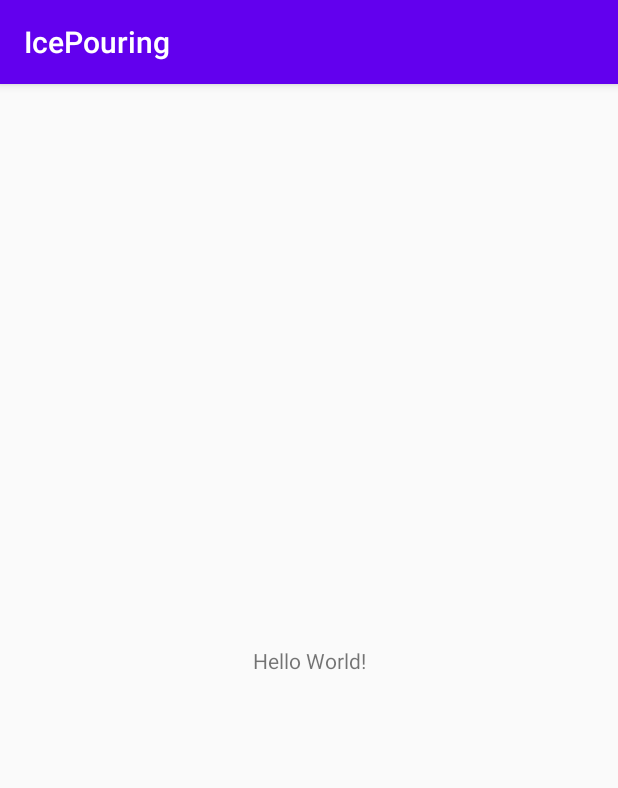
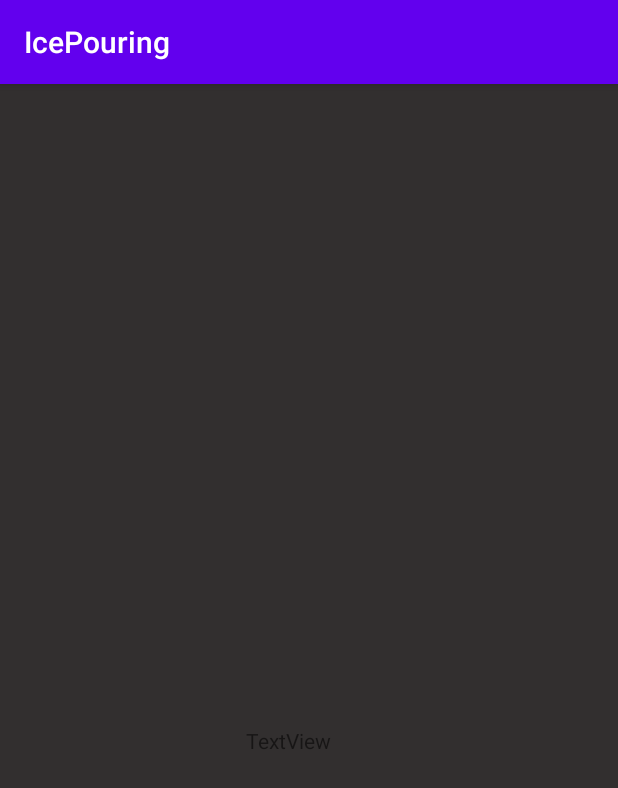
Before and after one commit to SharyfIsmail/ice-pouring-machine, an Android app: the screen it shows after launch (MainActivity), on a phone screen of 412 x 824 dp. Shown: the top 788 px of the screen. Run offline under Robolectric (Android 15) with nearby library versions, the phone set to English and light mode, and no system bars; our stand-ins replace data binding; 10 statements that could not run were skipped.

```diff
--- a/app/src/main/AndroidManifest.xml
+++ b/app/src/main/AndroidManifest.xml
@@ -12,9 +12,12 @@
         <activity android:name=".activities.MainActivity">
             <intent-filter>
                 <action android:name="android.intent.action.MAIN" />
-
                 <category android:name="android.intent.category.LAUNCHER" />
+                <action android:name="android.hardware.usb.action.USB_DEVICE_ATTACHED" />
             </intent-filter>
+            <meta-data
+                android:name="android.hardware.usb.action.USB_DEVICE_ATTACHED"
+                android:resource="@xml/device_filter" />
         </activity>
     </application>
 
--- a/app/src/main/java/com/oim/icepouring/activities/MainActivity.java
+++ b/app/src/main/java/com/oim/icepouring/activities/MainActivity.java
@@ -1,33 +1,99 @@
 package com.oim.icepouring.activities;
 
 import androidx.appcompat.app.AppCompatActivity;
+import androidx.databinding.DataBindingUtil;
+import androidx.databinding.Observable;
 
 import android.os.Bundle;
+import android.view.View;
 
 import com.oim.icepouring.R;
+import com.oim.icepouring.batteryModule.model.BatteryDataMonitor;
+import com.oim.icepouring.databinding.ActivityMainBinding;
+import com.oim.icepouring.thread.ReceiveThread;
 import com.oim.icepouring.usb.UsbConnector;
+
+import java.io.IOException;
 
 public class MainActivity extends AppCompatActivity {
 
     private UsbConnector usbConnector;
+    private BatteryDataMonitor batteryDataMonitor;
+    private ReceiveThread receiveThread;
+    private ActivityMainBinding activityMainBinding;
+private static int i = 0;
     @Override
     protected void onCreate(Bundle savedInstanceState) {
         super.onCreate(savedInstanceState);
-        setContentView(R.layout.activity_main);
+        activityMainBinding = DataBindingUtil.setContentView(this, R.layout.activity_main);
+        batteryDataMonitor = new BatteryDataMonitor();
+
+        receiveThread = new ReceiveThread(batteryDataMonitor);
+        activityMainBinding.setBattery0810FFFFModel(batteryDataMonitor.getBattery_0810FFFF_model());
+        activityMainBinding.setBatteryState0C07F301Model(batteryDataMonitor.getBatteryState_0C07F301_model());
+        activityMainBinding.setContactors0CFEF301Model(batteryDataMonitor.getContactors_0CFEF301_model());
+
+        View decorView = getWindow().getDecorView();
+        int uiOptions = View.SYSTEM_UI_FLAG_HIDE_NAVIGATION
+                | View.SYSTEM_UI_FLAG_FULLSCREEN;
+        decorView.setSystemUiVisibility(uiOptions);
+
         usbConnector = new UsbConnector(this);
         try {
             usbConnector.connect();
+
         } catch (Exception e) {
             e.printStackTrace();
         }
+
     }
     @Override
     protected void onResume() {
         super.onResume();
+        receiveThread.setDaemon(true);
+        receiveThread.setUnitIdMapper(batteryDataMonitor.getDataModel());
+        batteryDataMonitor.getContactors_0CFEF301_model().getGroundState().addOnPropertyChangedCallback(new Observable.OnPropertyChangedCallback() {
+            @Override
+            public void onPropertyChanged(Observable sender, int propertyId) {
+
+            }
+        });
+        batteryDataMonitor.getBatteryState_0C07F301_model().getBatteryStatus().addOnPropertyChangedCallback(new Observable.OnPropertyChangedCallback() {
+            @Override
+            public void onPropertyChanged(Observable sender, int propertyId) {
+
+            }
+        });
+        batteryDataMonitor.getBattery_0810FFFF_model().getSoc().addOnPropertyChangedCallback(new Observable.OnPropertyChangedCallback() {
+            @Override
+            public void onPropertyChanged(Observable sender, int propertyId) {
+                runOnUiThread(new Runnable() {
+
+                    @Override
+                    public void run() {
+
+
+
+                    }
+                });
+
+            }
+        });
+        receiveThread.start();
     }
     @Override
     protected  void onPause()
     {
     super.onPause();
     }
+    @Override
+    protected void onDestroy(){
+        try {
+            usbConnector.closeConnection();
+            super.onDestroy();
+        } catch (IOException e) {
+            e.printStackTrace();
+        }
+
+    }
 }
--- a/app/src/main/java/com/oim/icepouring/batteryModule/model/BatteryState_0C07F301_Model.java
+++ b/app/src/main/java/com/oim/icepouring/batteryModule/model/BatteryState_0C07F301_Model.java
@@ -9,6 +9,15 @@ import com.oim.icepouring.can.candata.DataFromDeviceModel;
 public class BatteryState_0C07F301_Model implements DataFromDeviceModel {
     private BatteryState_0C07F301 batteryState_0C07F301;
     private ObservableField<String> batteryStatus ;
+
+    public ObservableField<String> getBatteryStatus() {
+        return batteryStatus;
+    }
+
+    public void setBatteryStatus(ObservableField<String> batteryStatus) {
+        this.batteryStatus = batteryStatus;
+    }
+
     public BatteryState_0C07F301_Model()
     {
         batteryState_0C07F301 = new BatteryState_0C07F301();
--- a/app/src/main/java/com/oim/icepouring/batteryModule/model/Battery_0810FFFF_Model.java
+++ b/app/src/main/java/com/oim/icepouring/batteryModule/model/Battery_0810FFFF_Model.java
@@ -10,12 +10,53 @@ import com.oim.icepouring.can.candata.DataFromDeviceModel;
 
 public class Battery_0810FFFF_Model implements DataFromDeviceModel
 {
+    private int i = 0;
     private Battery_0810FFFF battery_0810FFFF;
     private ObservableInt current ;
     private ObservableShort soc;
     private ObservableShort maxTemp;
     private ObservableShort minTemp;
     private ObservableFloat totalBatteryVoltage;
+
+    public ObservableInt getCurrent() {
+        return current;
+    }
+
+    public void setCurrent(ObservableInt current) {
+        this.current = current;
+    }
+
+    public ObservableShort getSoc() {
+        return soc;
+    }
+
+    public void setSoc(ObservableShort soc) {
+        this.soc = soc;
+    }
+
+    public ObservableShort getMaxTemp() {
+        return maxTemp;
+    }
+
+    public void setMaxTemp(ObservableShort maxTemp) {
+        this.maxTemp = maxTemp;
+    }
+
+    public ObservableShort getMinTemp() {
+        return minTemp;
+    }
+
+    public void setMinTemp(ObservableShort minTemp) {
+        this.minTemp = minTemp;
+    }
+
+    public ObservableFloat getTotalBatteryVoltage() {
+        return totalBatteryVoltage;
+    }
+
+    public void setTotalBatteryVoltage(ObservableFloat totalBatteryVoltage) {
+        this.totalBatteryVoltage = totalBatteryVoltage;
+    }
 
     public Battery_0810FFFF_Model()
     {
--- a/app/src/main/java/com/oim/icepouring/thread/ReceiveThread.java
+++ b/app/src/main/java/com/oim/icepouring/thread/ReceiveThread.java
@@ -1,5 +1,6 @@
 package com.oim.icepouring.thread;
 
+import com.oim.icepouring.batteryModule.model.BatteryDataMonitor;
 import com.oim.icepouring.can.Can;
 import com.oim.icepouring.can.candata.DataFromDeviceModel;
 import com.oim.icepouring.usb.UsbCan;
@@ -13,15 +14,16 @@ import java.util.Objects;
 
 public class ReceiveThread extends Thread {
 
+
     private Map<Integer, DataFromDeviceModel> canPackage ;
     private UsbConnector usbConnector ;
-
+private BatteryDataMonitor batteryDataMonitor;
+    public ReceiveThread(BatteryDataMonitor batteryDataMonitor)
+    {
+        this.batteryDataMonitor = batteryDataMonitor;
+    }
     public Map<Integer, DataFromDeviceModel> getCanPackage() {
         return canPackage;
-    }
-
-    public void setCanPackage(Map<Integer, DataFromDeviceModel> canPackage) {
-        this.canPackage = canPackage;
     }
 
     public UsbConnector getUsbConnector() {
@@ -32,9 +34,10 @@ public class ReceiveThread extends Thread {
         this.usbConnector = usbConnector;
     }
 
+
     @Override
-    public void run()
-    {
+    public void run() {
+
         if(usbConnector.getUsbConnection() != null) {
             byte[] receiveBuffer = new byte[512];
             while (!isInterrupted()) {
--- a/app/src/main/res/layout/activity_main.xml
+++ b/app/src/main/res/layout/activity_main.xml
@@ -1,18 +1,55 @@
 <?xml version="1.0" encoding="utf-8"?>
-<androidx.constraintlayout.widget.ConstraintLayout xmlns:android="http://schemas.android.com/apk/res/android"
-    xmlns:app="http://schemas.android.com/apk/res-auto"
+<layout  xmlns:app="http://schemas.android.com/apk/res-auto"
     xmlns:tools="http://schemas.android.com/tools"
+    xmlns:android="http://schemas.android.com/apk/res/android">
+    <data>
+    <variable
+        name="battery_0810FFFF_Model"
+        type="com.oim.icepouring.batteryModule.model.Battery_0810FFFF_Model" />
+        <variable
+            name="batteryState_0C07F301_Model"
+            type="com.oim.icepouring.batteryModule.model.BatteryState_0C07F301_Model" />
+        <variable
+            name="contactors_0CFEF301_Model"
+            type="com.oim.icepouring.batteryModule.model.Contactors_0CFEF301_Model" />
+    </data>
+<androidx.constraintlayout.widget.ConstraintLayout
     android:layout_width="match_parent"
-    android:layout_height="match_parent">
+    android:layout_height="match_parent"
+    android:background="#322F2F"
+    android:orientation="horizontal"
+    tools:context="com.oim.icepouring.activities.MainActivity">
 
+    <androidx.constraintlayout.widget.ConstraintLayout
+        android:layout_width="283dp"
+        android:layout_height="399dp"
+        android:layout_marginTop="160dp"
+        app:layout_constraintEnd_toEndOf="parent"
+        app:layout_constraintHorizontal_bias="0.398"
+        app:layout_constraintStart_toStartOf="parent"
+        app:layout_constraintTop_toTopOf="parent">
 
-    <TextView
-        android:layout_width="wrap_content"
-        android:layout_height="wrap_content"
-        android:text="Hello World!"
-        app:layout_constraintBottom_toBottomOf="parent"
-        app:layout_constraintLeft_toLeftOf="parent"
-        app:layout_constraintRight_toRightOf="parent"
-        app:layout_constraintTop_toTopOf="parent" />
+        <TextView
+            android:id="@+id/batteySoc"
+            android:layout_width="wrap_content"
+            android:layout_height="wrap_content"
+            android:text='@{String.valueOf(battery_0810FFFF_Model.soc) + "%"}'
+            android:textColor="#F4F0F0"
+            app:layout_constraintBottom_toBottomOf="parent"
+            app:layout_constraintEnd_toEndOf="parent"
+            app:layout_constraintStart_toStartOf="parent"
+            app:layout_constraintTop_toTopOf="parent" />
 
+        <TextView
+            android:id="@+id/textView2"
+            android:layout_width="wrap_content"
+            android:layout_height="wrap_content"
+            android:layout_marginTop="268dp"
+            android:text="TextView"
+            app:layout_constraintEnd_toEndOf="parent"
+            app:layout_constraintHorizontal_bias="0.497"
+            app:layout_constraintStart_toStartOf="parent"
+            app:layout_constraintTop_toTopOf="parent" />
+    </androidx.constraintlayout.widget.ConstraintLayout>
 </androidx.constraintlayout.widget.ConstraintLayout>
+</layout>
```
Also changed, not shown: app/src/main/java/com/oim/icepouring/batteryModule/model/Contactors_0CFEF301_Model.java (+32 -0 lines), app/src/main/res/xml/device_filter.xml (added, +24 -0 lines).
